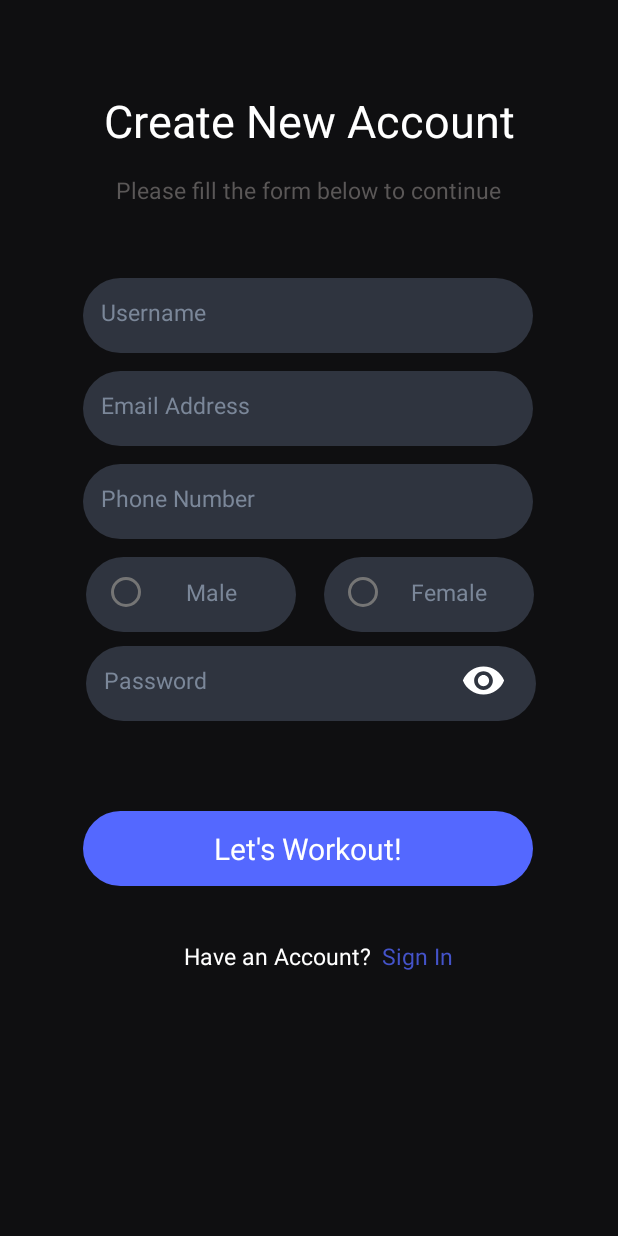
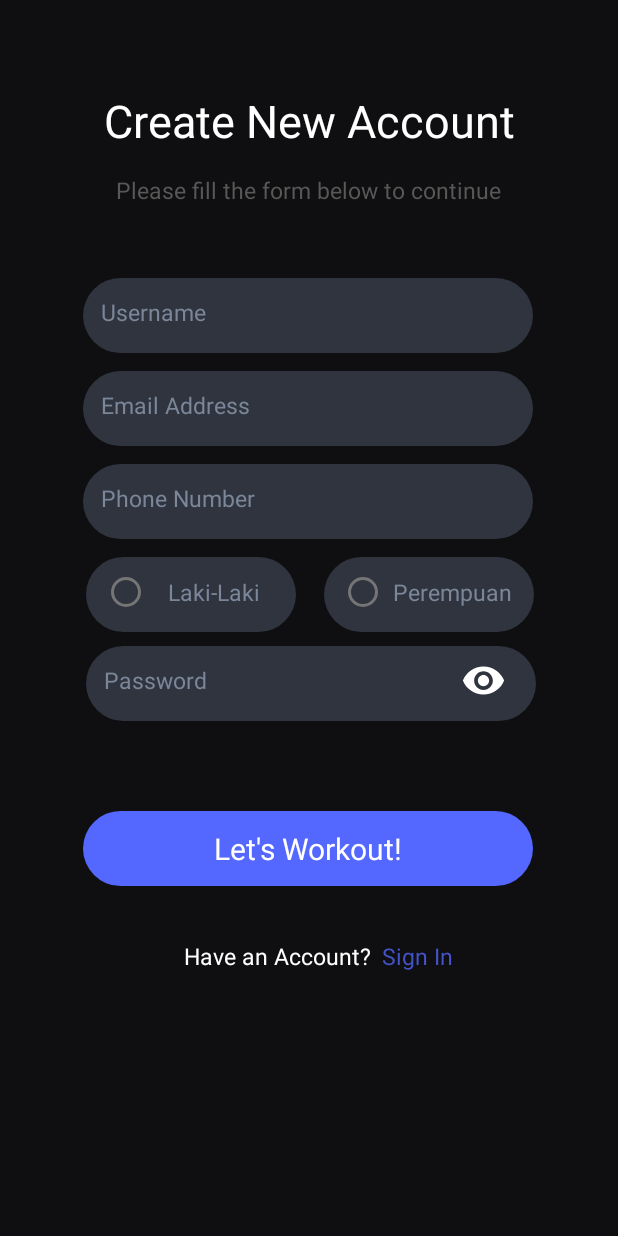
Before and after one commit to NabilRakhaD/MAP-UAS, an Android app: the screen it shows after launch (SignUpActivity), after a tap on "Sign Up", on a phone screen of 412 x 824 dp. Run offline under Robolectric (Android 15) with nearby library versions, the phone set to English and light mode, and no system bars; our stand-ins replace Firebase (no records; nobody signed in at launch, a user with empty details on screens opened directly).

Commit message:
tinggal PT

```diff
--- a/app/src/main/res/layout/activity_sign_up.xml
+++ b/app/src/main/res/layout/activity_sign_up.xml
@@ -52,6 +52,7 @@
         android:layout_marginBottom="12dp"
         android:background="@null"
         android:hint="Username"
+        android:textColor="@color/white"
         android:inputType="text|textNoSuggestions"
         android:textColorHint="#7b8799"
         android:textSize="15dp"
@@ -77,6 +78,7 @@
         android:layout_marginBottom="12dp"
         android:background="@null"
         android:hint="Email Address"
+        android:textColor="@color/white"
         android:inputType="text|textNoSuggestions"
         android:textColorHint="#7b8799"
         android:textSize="15dp"
@@ -102,6 +104,7 @@
         android:layout_marginBottom="12dp"
         android:background="@null"
         android:hint="Phone Number"
+        android:textColor="@color/white"
         android:inputType="text|textNoSuggestions"
         android:textColorHint="#7b8799"
         android:textSize="15dp"
@@ -141,20 +144,20 @@
         app:layout_constraintTop_toBottomOf="@+id/roundedinput3">
 
         <RadioButton
-            android:id="@+id/male"
+            android:id="@+id/LakiLaki"
             android:layout_width="146dp"
             android:layout_height="wrap_content"
             android:layout_marginStart="12dp"
-            android:text="      Male"
+            android:text="   Laki-Laki"
             android:textColor="#7b8799"
             android:textSize="15dp" />
 
         <RadioButton
-            android:id="@+id/female"
+            android:id="@+id/Perempuan"
             android:layout_width="115dp"
             android:layout_height="wrap_content"
             android:layout_marginStart="12dp"
-            android:text="    Female"
+            android:text=" Perempuan"
             android:textColor="#7b8799"
             android:textSize="15dp"
             app:layout_constraintBottom_toBottomOf="@+id/roundedinput5"
@@ -180,6 +183,7 @@
         android:layout_marginBottom="12dp"
         android:background="@null"
         android:hint="Password"
+        android:textColor="@color/white"
         android:inputType="textPassword"
         android:textColorHint="#7b8799"
         android:textSize="15dp"
```
Also changed, not shown: app/src/main/AndroidManifest.xml (+9 -6 lines), app/src/main/java/com/findurgimmy/umn/uas/DetailPTActivity.java (added, +14 -0 lines), app/src/main/java/com/findurgimmy/umn/uas/ListPTAdapter.java (+8 -8 lines), app/src/main/java/com/findurgimmy/umn/uas/PTActivity.java (+6 -5 lines), app/src/main/res/layout/activity_detail_ptactivity.xml (added, +9 -0 lines), app/src/main/res/layout/list_pt.xml (+4 -4 lines).
